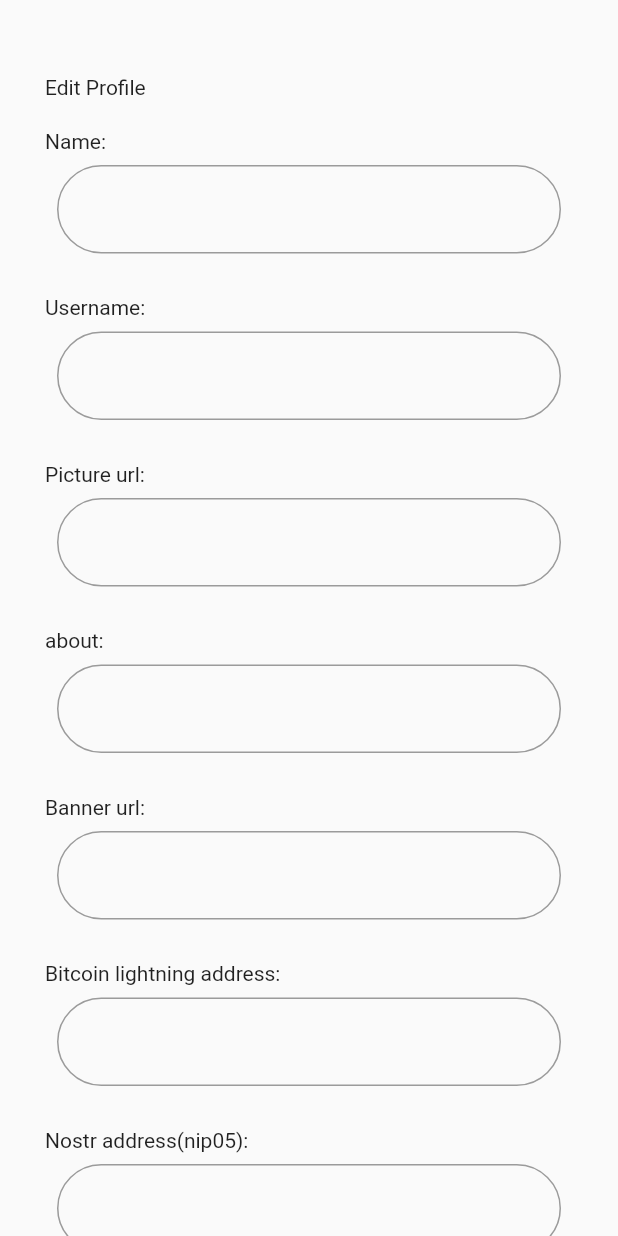
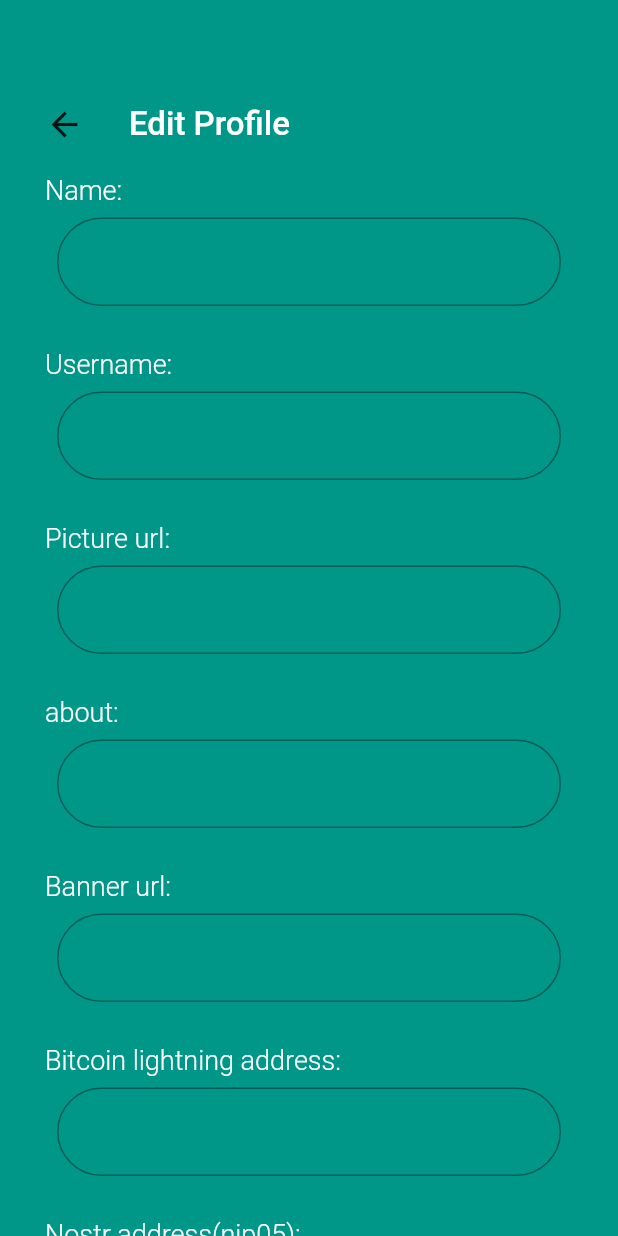
Before and after one commit to ummatisoftwares/Ditto_Appp, a Flutter app: the EditProfile screen opened directly, on a phone screen of 412 x 824 dp. Run offline on Flutter 3.47's test engine with Material 2 defaults, Android fonts, the phone set to English and light mode, and no system bars; our stand-ins replace logger, sqlite3_flutter_libs; missing offline and left inert: nostr, sqlite3.

Commit message:
Fixed the bugs and Event is working on relays

```diff
--- a/lib/Messages.dart
+++ b/lib/Messages.dart
@@ -42,6 +42,7 @@ class _MessagesState extends State<Messages> {
         mainAxisAlignment: MainAxisAlignment.end,
         children: [
           FloatingActionButton(
+            backgroundColor: Colors.teal,
             shape: RoundedRectangleBorder(
                 side: const BorderSide(color: buttonBorderColor, width: 3),
                 borderRadius: BorderRadius.circular(100)),
@@ -57,6 +58,7 @@ class _MessagesState extends State<Messages> {
           ),
           const SizedBox(height: 10),
           FloatingActionButton(
+            backgroundColor: Colors.teal,
             shape: RoundedRectangleBorder(
                 side: const BorderSide(color: buttonBorderColor, width: 3),
                 borderRadius: BorderRadius.circular(100)),
--- a/lib/edit_Profile.dart
+++ b/lib/edit_Profile.dart
@@ -1,6 +1,9 @@
 
 import 'package:ditto/profile.dart';
 import 'package:flutter/material.dart';
+
+import 'BottomBar.dart';
+import 'Messages.dart';
 
 class EditProfile extends StatefulWidget {
   const EditProfile({Key? key}) : super(key: key);
@@ -13,16 +16,39 @@ class _EditProfileState extends State<EditProfile> {
   @override
   Widget build(BuildContext context) {
     return Scaffold(
+      backgroundColor: Colors.teal,
       body: SingleChildScrollView(
-        child: Container(
         child: Padding(
           padding: const EdgeInsets.symmetric(vertical:50, horizontal: 30),
           child: Column(
             crossAxisAlignment: CrossAxisAlignment.start,
             children: [
-                Text("Edit Profile"),
+               Padding(
+                padding: EdgeInsets.only(top:20),
+                child: Row(
+                  children: [
+                    InkWell(child: Icon(Icons.arrow_back, size: 26), onTap: (){Navigator.pop(context);},), SizedBox(width: 30,),
+                    Text("Edit Profile", style: TextStyle(fontSize: 22, fontWeight: FontWeight.w500, color: Colors.white),),
+                  ],
+                ),
+              ),
+              const SizedBox(height: 20,),
+              const Text("Name:" , style: TextStyle(fontSize: 18, fontWeight: FontWeight.w300, color: Colors.white),),
+              Padding(
+                padding: const EdgeInsets.all(8),
+                child: TextField(
+                  decoration: InputDecoration(
+                      border: OutlineInputBorder(
+                          borderSide: const BorderSide(
+                            width: 15,
+                            color: Colors.green
+                          ),borderRadius: BorderRadius.circular(50)
+                      ),
+                  ),
+                ),
+              ),
               SizedBox(height: 20,),
-                Text("Name:"),
+              Text("Username:", style: TextStyle(fontSize: 18, fontWeight: FontWeight.w300, color: Colors.white),),
               Padding(
                 padding: const EdgeInsets.all(8),
                 child: TextField(
@@ -36,7 +62,35 @@ class _EditProfileState extends State<EditProfile> {
                 ),
               ),
               SizedBox(height: 20,),
-                Text("Username:"),
+              Text("Picture url:" , style: TextStyle(fontSize: 18, fontWeight: FontWeight.w300, color: Colors.white),),
+              Padding(
+                padding: const EdgeInsets.all(8),
+                child: TextField(
+                  decoration: InputDecoration(
+                    border: OutlineInputBorder(
+                        borderSide: const BorderSide(
+                          width: 15,
+                        ),borderRadius: BorderRadius.circular(50)
+                    ),
+                  ),
+                ),
+              ),
+              const SizedBox(height: 20,),
+              Text("about:" , style: TextStyle(fontSize: 18, fontWeight: FontWeight.w300, color: Colors.white),),
+              Padding(
+                padding: const EdgeInsets.all(8),
+                child: TextField(
+                  decoration: InputDecoration(
+                    border: OutlineInputBorder(
+                        borderSide: const BorderSide(
+                          width: 15,
+                        ),borderRadius: BorderRadius.circular(50)
+                    ),
+                  ),
+                ),
+              ),
+              const SizedBox(height: 20,),
+              Text("Banner url:" , style: TextStyle(fontSize: 18, fontWeight: FontWeight.w300, color: Colors.white),),
               Padding(
                 padding: const EdgeInsets.all(8),
                 child: TextField(
@@ -50,7 +104,7 @@ class _EditProfileState extends State<EditProfile> {
                 ),
               ),
               SizedBox(height: 20,),
-                Text("Picture url:"),
+              Text("Bitcoin lightning address:" , style: TextStyle(fontSize: 18, fontWeight: FontWeight.w300, color: Colors.white),),
               Padding(
                 padding: const EdgeInsets.all(8),
                 child: TextField(
@@ -64,49 +118,7 @@ class _EditProfileState extends State<EditProfile> {
                 ),
               ),
               SizedBox(height: 20,),
-                Text("about:"),
-                Padding(
-                  padding: const EdgeInsets.all(8),
-                  child: TextField(
-                    decoration: InputDecoration(
-                      border: OutlineInputBorder(
-                          borderSide: const BorderSide(
-                            width: 15,
-                          ),borderRadius: BorderRadius.circular(50)
-                      ),
-                    ),
-                  ),
-                ),
-                SizedBox(height: 20,),
-                Text("Banner url:"),
-                Padding(
-                  padding: const EdgeInsets.all(8),
-                  child: TextField(
-                    decoration: InputDecoration(
-                      border: OutlineInputBorder(
-                          borderSide: const BorderSide(
-                            width: 15,
-                          ),borderRadius: BorderRadius.circular(50)
-                      ),
-                    ),
-                  ),
-                ),
-                SizedBox(height: 20,),
-                Text("Bitcoin lightning address:"),
-                Padding(
-                  padding: const EdgeInsets.all(8),
-                  child: TextField(
-                    decoration: InputDecoration(
-                      border: OutlineInputBorder(
-                          borderSide: const BorderSide(
-                            width: 15,
-                          ),borderRadius: BorderRadius.circular(50)
-                      ),
-                    ),
-                  ),
-                ),
-                SizedBox(height: 20,),
-                Text("Nostr address(nip05):"),
+              Text("Nostr address(nip05):" , style: TextStyle(fontSize: 18, fontWeight: FontWeight.w300, color: Colors.white),),
               Padding(
                 padding: const EdgeInsets.all(8),
                 child: TextField(
@@ -122,15 +134,17 @@ class _EditProfileState extends State<EditProfile> {
               SizedBox(height: 20,),
               Container(
                 decoration: const BoxDecoration(borderRadius: BorderRadius.all(Radius.circular(20)),
-                      color: Colors.yellow),
+                    color: Colors.cyan),
                 padding: EdgeInsets.all(10),
                 child: InkWell(
-                    child:  const Text(
+                  child:  Center(
+                    child: const Text(
                       "Save", style: TextStyle(
-                        color: Colors.black,
-                        fontSize: 20
+                        color: Colors.white,
+                        fontSize: 20,
                     ),
-                    ),onTap: (){Navigator.push(context, MaterialPageRoute(builder: (context) => const Profile()));},
+                    ),
+                  ),onTap: (){Navigator.push(context, MaterialPageRoute(builder: (context) => const BottomBar()));},
                 ),
               ),
 
@@ -138,7 +152,6 @@ class _EditProfileState extends State<EditProfile> {
           ),
         ),
       ),
-      ),
     );
   }
 }
--- a/lib/screen/event.dart
+++ b/lib/screen/event.dart
@@ -45,6 +45,7 @@ class EventScreenState extends State<EventScreen> {
       appBar: AppBar(
         title: const Text('Argue'),
         centerTitle: true,
+        backgroundColor: Colors.teal,
       ),
       body: Center(
         child: Card(
--- a/lib/screen/home.dart
+++ b/lib/screen/home.dart
@@ -92,7 +92,7 @@ class HomeScreen extends StatelessWidget {
             shape: RoundedRectangleBorder(
                 side: const BorderSide(color: buttonBorderColor, width: 3),
                 borderRadius: BorderRadius.circular(100)),
-            tooltip: 'Edit your profil',
+            tooltip: 'Edit your profile',
             heroTag: "profil",
             child: const Icon(Icons.vpn_key),
             onPressed: () {
--- a/lib/screen/profil.dart
+++ b/lib/screen/profil.dart
@@ -40,6 +40,7 @@ class ProfilScreenState extends State<ProfilScreen> {
       appBar: AppBar(
         title: const Text('Profile'),
         centerTitle: true,
+        backgroundColor: Colors.teal,
       ),
       body: Center(
         child: Card(
@@ -153,7 +154,7 @@ class ProfilScreenState extends State<ProfilScreen> {
                       padding: const EdgeInsets.all(15),
                       child: ElevatedButton(
                         style: ElevatedButton.styleFrom(
-                          backgroundColor: buttonBackgroundColor,
+                          backgroundColor: Colors.teal[700],
                           minimumSize: const Size(100, 50),
                           maximumSize: const Size(100, 50),
                         ),
```
Also changed, not shown: lib/BottomBar.dart (+6 -6 lines), lib/globalChats.dart (+27 -1 lines), lib/home.dart (+10 -7 lines), lib/main.dart (+11 -12 lines), lib/profile.dart (+76 -18 lines), pubspec.yaml (+2 -59 lines), assets/logo.PNG (deleted), assets/logo.png (added), assets/profile.jpeg (added), pubspec.lock. Lines whose indentation alone changed are shown as unchanged.
